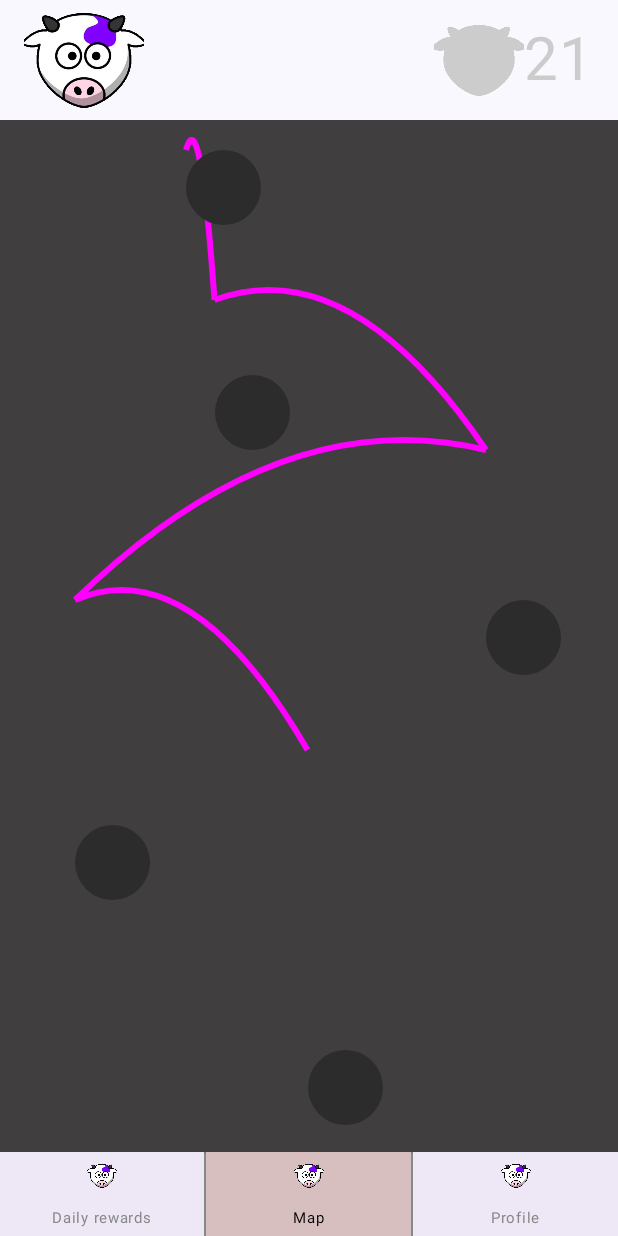
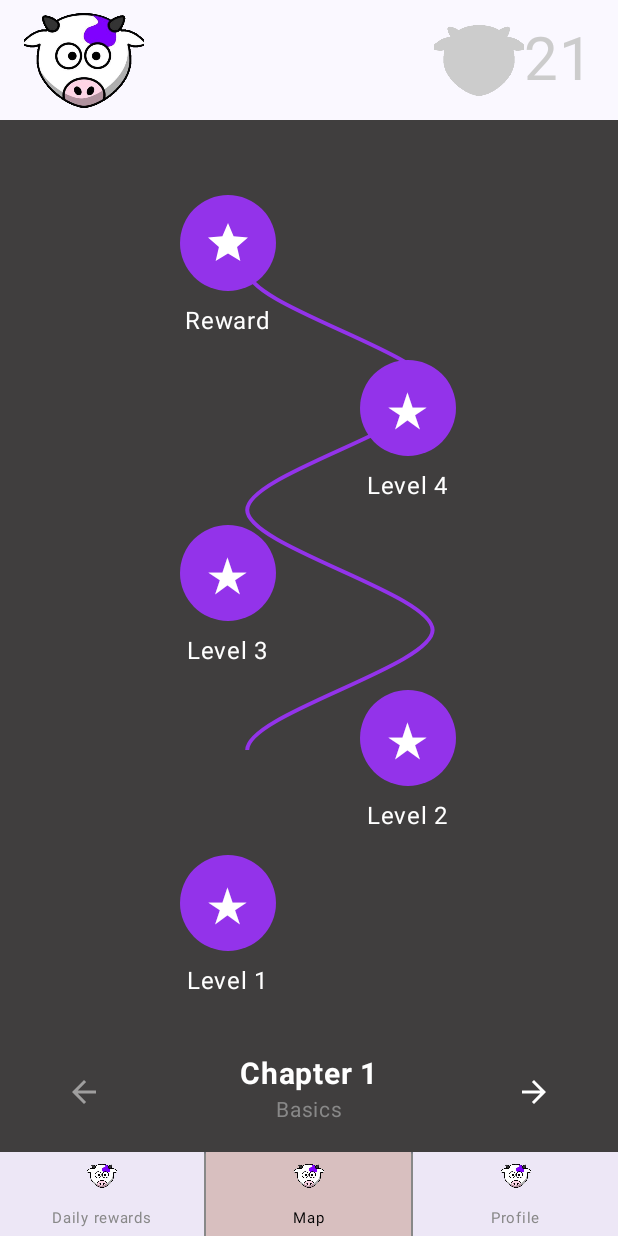
Before and after one commit to maxon461/Langio, an Android app built with Jetpack Compose: the MapScreen screen opened through its navigation route, on a phone screen of 412 x 824 dp. Run offline under Robolectric (Android 15) with nearby library versions, the light colour scheme and no system bars.

Commit message:
chapters added to levels, lines to be fixed

```diff
--- a/app/src/main/java/com/example/langio/MapScreen.kt
+++ b/app/src/main/java/com/example/langio/MapScreen.kt
@@ -1,37 +1,67 @@
 package com.example.langio
 
-import android.graphics.drawable.Icon
-import androidx.compose.foundation.Canvas
-import androidx.compose.foundation.background
+import androidx.compose.foundation.*
 import androidx.compose.foundation.layout.*
 import androidx.compose.foundation.shape.CircleShape
 import androidx.compose.material.icons.Icons
-import androidx.compose.material.icons.filled.Star
-import androidx.compose.material3.Button
-import androidx.compose.material3.ButtonDefaults
-import androidx.compose.material3.Icon
-import androidx.compose.material3.Scaffold
-import androidx.compose.material3.Text
-import androidx.compose.runtime.Composable
-import androidx.compose.runtime.remember
+import androidx.compose.material.icons.filled.*
+import androidx.compose.material3.*
+import androidx.compose.runtime.*
 import androidx.compose.ui.Alignment
 import androidx.compose.ui.Modifier
+import androidx.compose.ui.draw.alpha
 import androidx.compose.ui.geometry.Offset
 import androidx.compose.ui.graphics.Color
 import androidx.compose.ui.graphics.Path
+import androidx.compose.ui.graphics.StrokeCap
 import androidx.compose.ui.graphics.drawscope.Stroke
-import androidx.compose.ui.platform.LocalConfiguration
-import androidx.compose.ui.text.style.TextAlign
+import androidx.compose.ui.text.font.FontWeight
 import androidx.compose.ui.unit.dp
 import androidx.compose.ui.unit.sp
+import androidx.lifecycle.ViewModel
+import androidx.lifecycle.viewmodel.compose.viewModel
 import androidx.navigation.NavController
-import kotlin.random.Random
+import kotlinx.coroutines.flow.MutableStateFlow
+import kotlinx.coroutines.flow.StateFlow
+import kotlinx.coroutines.flow.asStateFlow
+
+data class LevelInfo(
+    val id: Int,
+    val name: String,
+    val isUnlocked: Boolean,
+    val isReward: Boolean = false
+)
+
+data class ChapterInfo(
+    val id: Int,
+    val name: String,
+    val subtitle: String,
+    val levels: List<LevelInfo>
+)
 
 @Composable
-fun MapScreen(navController: NavController, selectedTab: String = "map", modifier: Modifier = Modifier) {
+fun MapScreen(
+    navController: NavController,
+    selectedTab: String = "map",
+    modifier: Modifier = Modifier,
+    gameMapViewModel: GameMapViewModel = viewModel()
+) {
+    val currentChapter by gameMapViewModel.currentChapter.collectAsState()
+
     Scaffold(
-        bottomBar = { CustomBottomNavigationBar(navController, selectedTab) },
-        topBar = { HeaderBar(modifier = modifier, showPfp = true, showLevel = false) }
+        bottomBar = {
+            CustomBottomNavigationBar(
+                navController = navController,
+                selectedTab = selectedTab
+            )
+        },
+        topBar = {
+            HeaderBar(
+                modifier = modifier,
+                showPfp = true,
+                showLevel = false
+            )
+        }
     ) { paddingValues ->
         Box(
             modifier = Modifier
@@ -39,92 +69,226 @@ fun MapScreen(navController: NavController, selectedTab: String = "map", modifie
                 .padding(paddingValues)
                 .background(Color(0xFF403E3E))
         ) {
+            Column(
+                modifier = Modifier.fillMaxSize(),
+                verticalArrangement = Arrangement.SpaceBetween
+            ) {
+                LevelProgressionMap(
+                    levels = currentChapter.levels,
+                    onLevelClick = gameMapViewModel::onLevelSelected,
+                    modifier = Modifier.weight(1f)
+                )
 
-            // Display vertically aligned buttons with random X positions and connecting curves
-            VerticalButtonsWithRandomXPositions()
-        }
-    }
-}
-
-@Composable
-fun VerticalButtonsWithRandomXPositions() {
-    val screenWidth = LocalConfiguration.current.screenWidthDp
-    val offsetMargin = 20
-    val buttonSize = 50
-    val randomXOffsets = remember {
-        List(5) { Random.nextInt(offsetMargin, screenWidth - buttonSize).dp } // Generate random X offsets
-    }
-
-    // Draw connecting curved lines between buttons
-    Box(modifier = Modifier.fillMaxSize()) {
-        Canvas(modifier = Modifier.fillMaxSize()) {
-            randomXOffsets.windowed(2).forEachIndexed { index, (startX, endX) ->
-                val startY = (offsetMargin + (index * 100)).dp.toPx() // Y position for the first button
-                val endY = (offsetMargin + ((index + 1) * 100)).dp.toPx() // Y position for the next button
-
-                // Create a path for the curve
-                val path = Path().apply {
-                    moveTo(startX.toPx(), startY)
-                    val controlPoint = Offset((startX.toPx() + endX.toPx()) / 2, startY - 50)
-                    quadraticTo(controlPoint.x, controlPoint.y, endX.toPx(), endY)
-                }
-
-                // Draw the curve
-                drawPath(
-                    path = path,
-                    color = Color.Magenta,
-                    style = Stroke(width = 4.dp.toPx())
+                ChapterNavigation(
+                    chapter = currentChapter,
+                    onPreviousChapter = gameMapViewModel::onPreviousChapter,
+                    onNextChapter = gameMapViewModel::onNextChapter,
+                    modifier = Modifier.fillMaxWidth()
                 )
-            }
-        }
-
-        // Place buttons at calculated positions
-        Column(
-            modifier = Modifier
-                .fillMaxWidth()
-                .padding(top = offsetMargin.dp),
-            verticalArrangement = Arrangement.spacedBy(100.dp) // Fixed vertical spacing between buttons
-        ) {
-            randomXOffsets.forEach { xOffset ->
-                Button(
-                    onClick = { /* Action on button click */ },
-                    colors = ButtonDefaults.buttonColors(containerColor = Color(0xff2c2c2c)),
-                    modifier = Modifier
-                        .size(buttonSize.dp)
-                        .offset(x = xOffset) // Random horizontal offset for each button
-                ) {
-
-                }
             }
         }
     }
 }
 
 @Composable
-fun MapPathSection() {
-    Column(
-        modifier = Modifier
-            .fillMaxWidth()
-            .padding(horizontal = 40.dp, vertical = 16.dp),
-        horizontalAlignment = Alignment.CenterHorizontally
-    ) {
-        repeat(5) {
-            MapNode()
-            if (it < 4) {
-                Spacer(modifier = Modifier.height(50.dp))
+fun LevelProgressionMap(
+    levels: List<LevelInfo>,
+    onLevelClick: (LevelInfo) -> Unit,
+    modifier: Modifier = Modifier
+) {
+    Box(modifier = modifier) {
+        Canvas(modifier = Modifier.fillMaxSize()) {
+            levels.windowed(2).forEachIndexed { index, (current, next) ->
+                val horizontalSpacing = size.width * 0.3f
+                val startX = size.width * 0.4f + (if (index % 2 == 0) 0f else horizontalSpacing)
+                val endX = size.width * 0.4f + (if ((index + 1) % 2 == 0) 0f else horizontalSpacing)
+                val verticalSpacing = 120f
+                val startY = (index * verticalSpacing) + 150f
+                val endY = ((index + 1) * verticalSpacing) + 150f
+
+                val path = Path().apply {
+                    moveTo(startX, startY)
+                    cubicTo(
+                        startX, startY + verticalSpacing * 0.3f,
+                        endX, endY - verticalSpacing * 0.3f,
+                        endX, endY
+                    )
+                }
+
+                drawPath(
+                    path = path,
+                    color = if (next.isUnlocked) Color(0xFF9333EA) else Color.Gray,
+                    style = Stroke(width = 4f)
+                )
             }
+        }
+
+        levels.forEachIndexed { index, level ->
+            val reversedIndex = levels.size - 1 - index  // Reverse the index
+            val baseY = 50
+            val spacing = 110
+
+            LevelNode(
+                level = level,
+                modifier = Modifier
+                    .offset(
+                        x = if (reversedIndex % 2 == 0) 120.dp else 240.dp,
+                        y = ((reversedIndex * spacing + baseY).dp)
+                    ),
+                onClick = { onLevelClick(level) }
+            )
         }
     }
 }
 
 @Composable
-fun MapNode() {
-    Box(
-        contentAlignment = Alignment.Center,
-        modifier = Modifier
-            .size(60.dp)
-            .background(Color.Black, shape = CircleShape)
+fun LevelNode(
+    level: LevelInfo,
+    modifier: Modifier = Modifier,
+    onClick: () -> Unit
+) {
+    Column(
+        modifier = modifier,
+        horizontalAlignment = Alignment.CenterHorizontally
     ) {
-        Text("★", color = Color(0xFF8E44AD), fontSize = 24.sp)
+        IconButton(
+            onClick = onClick,
+            enabled = level.isUnlocked,
+            modifier = Modifier
+                .size(64.dp)
+                .background(
+                    color = if (level.isUnlocked) Color(0xFF9333EA) else Color.Gray,
+                    shape = CircleShape
+                )
+        ) {
+            if (level.isReward) {
+                Icon(
+                    imageVector = Icons.Default.Star,
+                    contentDescription = "Reward",
+                    tint = Color.White,
+                    modifier = Modifier.size(32.dp)
+                )
+            } else {
+                Text(
+                    text = "★",
+                    color = Color.White,
+                    fontSize = 32.sp
+                )
+            }
+        }
+        Spacer(modifier = Modifier.height(8.dp))
+        Text(
+            text = level.name,
+            color = Color.White,
+            fontSize = 16.sp
+        )
     }
 }
+
+@Composable
+fun ChapterNavigation(
+    chapter: ChapterInfo,
+    onPreviousChapter: () -> Unit,
+    onNextChapter: () -> Unit,
+    modifier: Modifier = Modifier
+) {
+    Row(
+        modifier = modifier
+            .fillMaxWidth()
+            .padding(horizontal = 32.dp, vertical = 16.dp),
+        horizontalArrangement = Arrangement.SpaceBetween,
+        verticalAlignment = Alignment.CenterVertically
+    ) {
+        IconButton(
+            onClick = onPreviousChapter,
+            modifier = Modifier.alpha(if (chapter.id > 1) 1f else 0.5f)
+        ) {
+            Icon(
+                imageVector = Icons.Default.ArrowBack,
+                contentDescription = "Previous Chapter",
+                tint = Color.White,
+                modifier = Modifier.size(24.dp)
+            )
+        }
+
+        Column(
+            horizontalAlignment = Alignment.CenterHorizontally,
+            verticalArrangement = Arrangement.Center
+        ) {
+            Text(
+                text = "Chapter ${chapter.id}",
+                color = Color.White,
+                fontSize = 20.sp,
+                fontWeight = FontWeight.Bold
+            )
+            Text(
+                text = chapter.subtitle,
+                color = Color.Gray,
+                fontSize = 14.sp
+            )
+        }
+
+        IconButton(
+            onClick = onNextChapter,
+            modifier = Modifier.alpha(if (chapter.id < 2) 1f else 0.5f)
+        ) {
+            Icon(
+                imageVector = Icons.Default.ArrowForward,
+                contentDescription = "Next Chapter",
+                tint = Color.White,
+                modifier = Modifier.size(24.dp)
+            )
+        }
+    }
+}
+
+class GameMapViewModel : ViewModel() {
+    private val chapters = listOf(
+        ChapterInfo(
+            id = 1,
+            name = "Chapter 1",
+            subtitle = "Basics",
+            levels = listOf(
+                LevelInfo(1, "Level 1", true),
+                LevelInfo(2, "Level 2", true),
+                LevelInfo(3, "Level 3", true),
+                LevelInfo(4, "Level 4", true),
+                LevelInfo(5, "Reward", true, isReward = true)
+            )
+        ),
+        ChapterInfo(
+            id = 2,
+            name = "Chapter 2",
+            subtitle = "Advanced",
+            levels = listOf(
+                LevelInfo(6, "Level 1", true),
+                LevelInfo(7, "Level 2", false),
+                LevelInfo(8, "Level 3", false),
+                LevelInfo(9, "Level 4", false),
+                LevelInfo(10, "Reward", false, isReward = true)
+            )
+        )
+    )
+
+    private val _currentChapter = MutableStateFlow(chapters.first())
+    val currentChapter: StateFlow<ChapterInfo> = _currentChapter.asStateFlow()
+
+    fun onPreviousChapter() {
+        val currentIndex = chapters.indexOf(_currentChapter.value)
+        if (currentIndex > 0) {
+            _currentChapter.value = chapters[currentIndex - 1]
+        }
+    }
+
+    fun onNextChapter() {
+        val currentIndex = chapters.indexOf(_currentChapter.value)
+        if (currentIndex < chapters.size - 1) {
+            _currentChapter.value = chapters[currentIndex + 1]
+        }
+    }
+
+    fun onLevelSelected(level: LevelInfo) {
+        // Handle level selection
+        // You can implement navigation to the level screen here
+    }
+}
```
